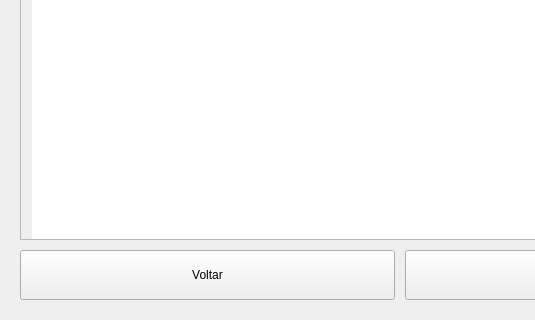
Before: the Qt Designer form ui/ui_class_reports.ui in YanVictorSN/access-control-project, drawn with Qt 5; both pictures show x 0 to 535 and y 280 to 600 of the 800 by 600 pixel window.
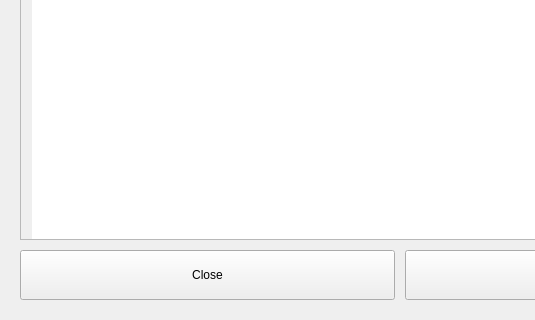
After: the same form once the commit is applied.

Commit message: fix: changing btn sames

The edit to the form file:
```diff
--- a/ui/ui_class_reports.ui
+++ b/ui/ui_class_reports.ui
@@ -23,7 +23,7 @@
    <item row="0" column="0">
     <layout class="QGridLayout" name="Course_qGL">
      <item row="6" column="0">
-      <widget class="QWidget" name="" native="true">
+      <widget class="QWidget" name="widget" native="true">
        <layout class="QGridLayout" name="Gallery_qGL">
         <property name="spacing">
          <number>10</number>
@@ -175,7 +175,7 @@
            </size>
           </property>
           <property name="text">
-           <string>Voltar</string>
+           <string>Close</string>
           </property>
          </widget>
         </item>
```
Left out of the diff: 4 changed lines with no effect on the pictures. The commit also changes 1 other file.
